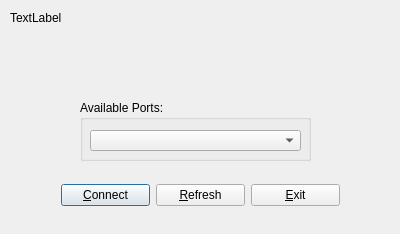
Above: splashdialog.ui from stelro/TCL before the change. Below: the same form after it.
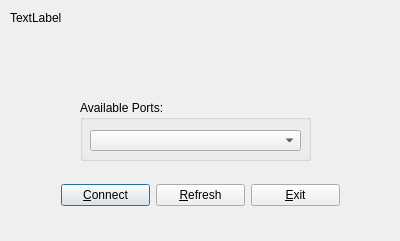
That is the form after the change. Icons and pictures are not drawn.

```diff
--- a/splashdialog.ui
+++ b/splashdialog.ui
@@ -7,7 +7,7 @@
     <x>0</x>
     <y>0</y>
     <width>400</width>
-    <height>234</height>
+    <height>241</height>
    </rect>
   </property>
   <property name="contextMenuPolicy">
```
Left out of the diff: 22 changed lines with no effect on the pictures.
